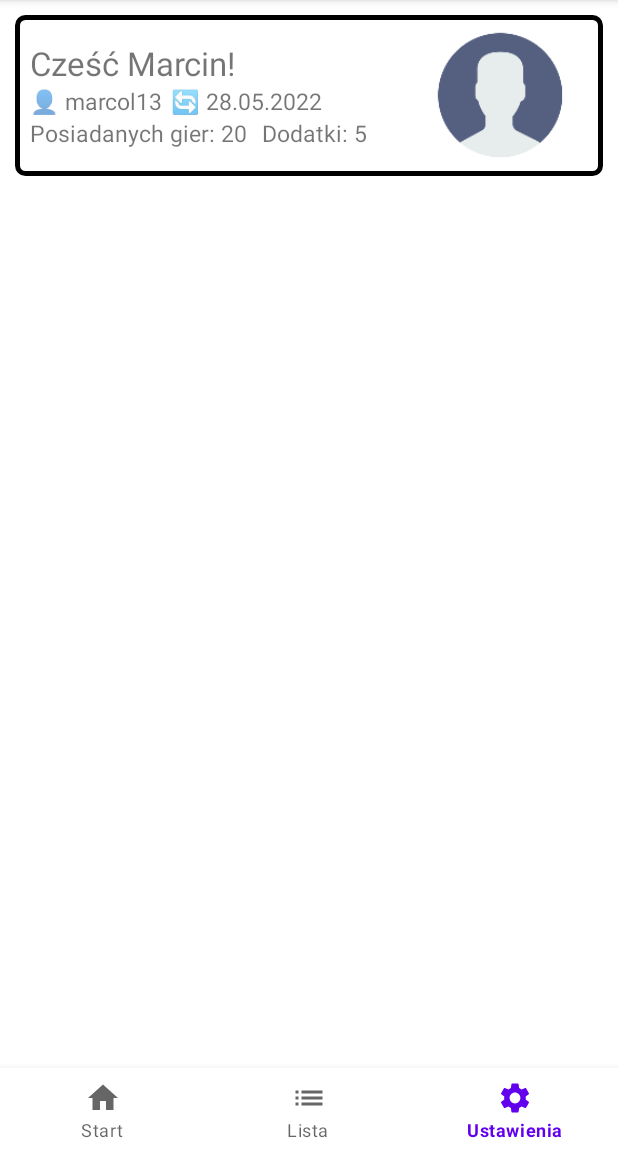
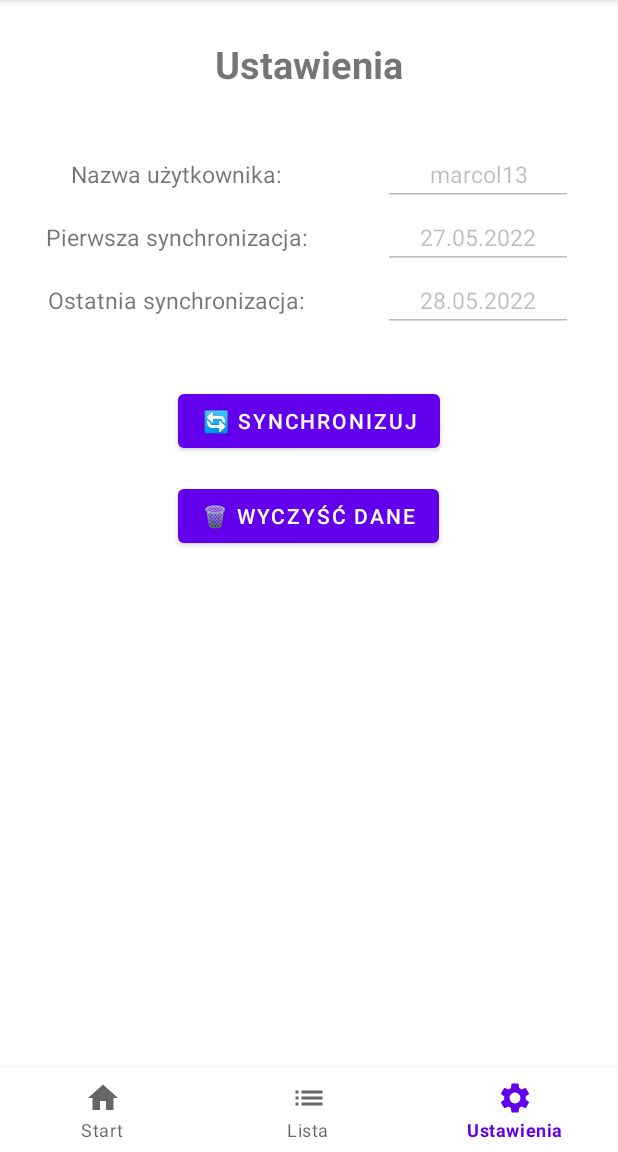
Before and after one commit to marcol13/board-game-geek-ext, an Android app: the screen it shows after launch (MainActivity), item 3 of the bottom bar chosen, on a phone screen of 412 x 824 dp, the part 84-1236 px from its top. Run offline under Robolectric (Android 15) with nearby library versions, the phone set to English and light mode, and no system bars.

Commit message:
settings view

```diff
--- a/app/src/main/java/com/example/boardgamegeekext/MainActivity.kt
+++ b/app/src/main/java/com/example/boardgamegeekext/MainActivity.kt
@@ -2,17 +2,18 @@ package com.example.boardgamegeekext
 
 import androidx.appcompat.app.AppCompatActivity
 import android.os.Bundle
-import android.view.MenuItem
+import android.widget.EditText
 import androidx.fragment.app.Fragment
 import com.google.android.material.bottomnavigation.BottomNavigationView
-import com.google.android.material.navigation.NavigationBarMenuView
+import com.google.android.material.navigation.NavigationBarItemView
 import com.google.android.material.navigation.NavigationBarView
 
 class MainActivity : AppCompatActivity() {
 
-    lateinit var bottomNavigation : BottomNavigationView;
+    private lateinit var bottomNavigation : BottomNavigationView
 
-    private val homeFragment = HomeFragment();
+    private val homeFragment = HomeFragment()
+    private val settingsFragment = SettingsFragment()
 
     override fun onCreate(savedInstanceState: Bundle?) {
         super.onCreate(savedInstanceState)
@@ -21,6 +22,15 @@ class MainActivity : AppCompatActivity() {
         bottomNavigation = findViewById(R.id.bottom_navigation)
 
         setCurrentFragment(homeFragment)
+
+        bottomNavigation.setOnItemSelectedListener(NavigationBarView.OnItemSelectedListener {
+            when(it.itemId){
+                R.id.nav_home -> setCurrentFragment(homeFragment)
+                R.id.nav_settings -> setCurrentFragment(settingsFragment)
+            }
+            true
+        })
+
 
     }
 
--- /dev/null
+++ b/app/src/main/java/com/example/boardgamegeekext/SettingsFragment.kt
@@ -0,0 +1,71 @@
+package com.example.boardgamegeekext
+
+import android.os.Bundle
+import androidx.fragment.app.Fragment
+import android.view.LayoutInflater
+import android.view.View
+import android.view.ViewGroup
+import android.widget.EditText
+
+// TODO: Rename parameter arguments, choose names that match
+// the fragment initialization parameters, e.g. ARG_ITEM_NUMBER
+private const val ARG_PARAM1 = "param1"
+private const val ARG_PARAM2 = "param2"
+
+/**
+ * A simple [Fragment] subclass.
+ * Use the [SettingsFragment.newInstance] factory method to
+ * create an instance of this fragment.
+ */
+class SettingsFragment : Fragment() {
+    // TODO: Rename and change types of parameters
+    private var param1: String? = null
+    private var param2: String? = null
+
+    override fun onCreate(savedInstanceState: Bundle?) {
+        super.onCreate(savedInstanceState)
+        arguments?.let {
+            param1 = it.getString(ARG_PARAM1)
+            param2 = it.getString(ARG_PARAM2)
+        }
+    }
+
+    override fun onCreateView(
+        inflater: LayoutInflater, container: ViewGroup?,
+        savedInstanceState: Bundle?
+    ): View? {
+        val settingsView : View = inflater.inflate(R.layout.fragment_settings, container, false)
+
+        val disabledEditTextNick : EditText = settingsView.findViewById(R.id.editDisabledNick)
+        disabledEditTextNick.isEnabled = false
+
+        val disabledEditTextStartDate : EditText = settingsView.findViewById(R.id.editDisabledStartDate)
+        disabledEditTextStartDate.isEnabled = false
+
+        val disabledEditTextEndDate : EditText = settingsView.findViewById(R.id.editDisabledEndDate)
+        disabledEditTextEndDate.isEnabled = false
+
+        // Inflate the layout for this fragment
+        return settingsView
+    }
+
+    companion object {
+        /**
+         * Use this factory method to create a new instance of
+         * this fragment using the provided parameters.
+         *
+         * @param param1 Parameter 1.
+         * @param param2 Parameter 2.
+         * @return A new instance of fragment SettingsFragment.
+         */
+        // TODO: Rename and change types and number of parameters
+        @JvmStatic
+        fun newInstance(param1: String, param2: String) =
+            SettingsFragment().apply {
+                arguments = Bundle().apply {
+                    putString(ARG_PARAM1, param1)
+                    putString(ARG_PARAM2, param2)
+                }
+            }
+    }
+}
--- a/app/src/main/res/layout/fragment_home.xml
+++ b/app/src/main/res/layout/fragment_home.xml
@@ -8,7 +8,7 @@
 
         <LinearLayout
             android:layout_width="match_parent"
-            android:layout_height="match_parent"
+            android:layout_height="wrap_content"
             android:orientation="vertical">
 
             <LinearLayout
@@ -21,7 +21,7 @@
                 android:gravity="center">
 
                 <LinearLayout
-                    android:layout_width="match_parent"
+                    android:layout_width="0dp"
                     android:layout_height="wrap_content"
                     android:orientation="vertical"
                     android:layout_weight="0.9">
@@ -30,7 +30,7 @@
                         android:layout_width="match_parent"
                         android:layout_height="wrap_content"
                         android:text="Cześć Marcin!"
-                        android:textSize="22dp"/>
+                        android:textSize="22sp"/>
 
                     <LinearLayout
                         android:layout_width="match_parent"
@@ -41,14 +41,14 @@
                             android:layout_width="wrap_content"
                             android:layout_height="wrap_content"
                             android:text="👤 marcol13"
-                            android:textSize="15dp"
+                            android:textSize="15sp"
                             android:paddingEnd="5dp"/>
 
                         <TextView
                             android:layout_width="wrap_content"
                             android:layout_height="wrap_content"
                             android:text="🔄 28.05.2022"
-                            android:textSize="15dp"/>
+                            android:textSize="15sp"/>
 
                     </LinearLayout>
 
@@ -61,14 +61,14 @@
                             android:layout_width="wrap_content"
                             android:layout_height="wrap_content"
                             android:text="Posiadanych gier: 20"
-                            android:textSize="15dp"
+                            android:textSize="15sp"
                             android:paddingEnd="10dp"/>
 
                         <TextView
                             android:layout_width="wrap_content"
                             android:layout_height="wrap_content"
                             android:text="Dodatki: 5"
-                            android:textSize="15dp"/>
+                            android:textSize="15sp"/>
 
                     </LinearLayout>
 
@@ -78,7 +78,8 @@
                     android:layout_width="175px"
                     android:layout_height="175px"
                     android:layout_gravity="center|right"
-                    android:src="@mipmap/ic_avatar_foreground" />
+                    android:src="@mipmap/ic_avatar_foreground"
+                    android:contentDescription="avatar"/>
 
             </LinearLayout>
 
--- /dev/null
+++ b/app/src/main/res/layout/fragment_settings.xml
@@ -0,0 +1,125 @@
+<?xml version="1.0" encoding="utf-8"?>
+<FrameLayout xmlns:android="http://schemas.android.com/apk/res/android"
+    xmlns:tools="http://schemas.android.com/tools"
+    android:layout_width="match_parent"
+    android:layout_height="match_parent"
+    tools:context=".SettingsFragment"
+    android:orientation="vertical">
+
+    <LinearLayout
+        android:layout_width="match_parent"
+        android:layout_height="match_parent"
+        android:orientation="vertical">
+
+        <TextView
+            android:layout_width="match_parent"
+            android:layout_height="wrap_content"
+            android:gravity="center"
+            android:textSize="25sp"
+            android:layout_marginTop="15dp"
+            android:textStyle="bold"
+            android:text="Ustawienia" />
+
+        <LinearLayout
+            android:layout_width="match_parent"
+            android:layout_height="match_parent"
+            android:orientation="vertical"
+            android:layout_marginTop="35dp">
+
+            <TableLayout
+                android:layout_width="match_parent"
+                android:layout_height="wrap_content">
+
+                <TableRow
+                    android:layout_width="match_parent"
+                    android:layout_height="match_parent"
+                    >
+
+                    <TextView
+                        android:text="Nazwa użytkownika:"
+                        android:textSize="15sp"
+                        android:paddingEnd="10dp"
+                        android:layout_weight="1"
+                        android:textAlignment="center"
+                        />
+
+                    <EditText
+                        android:id="@+id/editDisabledNick"
+                        android:text="marcol13"
+                        android:textSize="15sp"
+                        android:layout_weight="1"
+                        android:textAlignment="center"
+                        android:layout_marginHorizontal="20dp"
+                        />
+
+                </TableRow>
+
+                <TableRow
+                    android:layout_width="match_parent"
+                    android:layout_height="match_parent" >
+
+                    <TextView
+                        android:text="Pierwsza synchronizacja:"
+                        android:textSize="15sp"
+                        android:paddingEnd="10dp"
+                        android:layout_weight="1"
+                        android:textAlignment="center"
+                        />
+
+                    <EditText
+                        android:id="@+id/editDisabledStartDate"
+                        android:text="27.05.2022"
+                        android:textSize="15sp"
+                        android:layout_weight="1"
+                        android:textAlignment="center"
+                        android:layout_marginHorizontal="20dp"
+                        />
+
+                </TableRow>
+
+                <TableRow
+                    android:layout_width="match_parent"
+                    android:layout_height="match_parent">
+
+                    <TextView
+                        android:text="Ostatnia synchronizacja:"
+                        android:textSize="15sp"
+                        android:paddingEnd="10dp"
+                        android:layout_weight="1"
+                        android:textAlignment="center"
+                        />
+
+                    <EditText
+                        android:id="@+id/editDisabledEndDate"
+                        android:text="28.05.2022"
+                        android:textSize="15sp"
+                        android:layout_weight="1"
+                        android:textAlignment="center"
+                        android:layout_marginHorizontal="20dp"
+                        />
+
+                </TableRow>
+
+            </TableLayout>
+
+            <Button
+                android:id="@+id/syncButton"
+                android:layout_width="wrap_content"
+                android:layout_height="wrap_content"
+                android:layout_marginTop="35dp"
+                android:layout_gravity="center"
+                android:text="🔄 Synchronizuj" />
+
+            <Button
+                android:id="@+id/eraseButton"
+                android:layout_width="wrap_content"
+                android:layout_height="wrap_content"
+                android:layout_marginTop="15dp"
+                android:layout_gravity="center"
+                android:text="🗑 Wyczyść dane" />
+
+        </LinearLayout>
+
+    </LinearLayout>
+
+</FrameLayout>
--- a/app/src/main/res/menu/bottom_navigation.xml
+++ b/app/src/main/res/menu/bottom_navigation.xml
@@ -7,12 +7,12 @@
         android:title="Start"/>
 
     <item
-        android:id="@+id/nav_sync"
+        android:id="@+id/nav_list"
         android:icon="@drawable/ic_baseline_list_24"
         android:title="Lista"/>
 
     <item
-        android:id="@+id/nav_delete"
+        android:id="@+id/nav_settings"
         android:icon="@drawable/ic_baseline_settings_24"
         android:title="Ustawienia"/>
 </menu>
```
